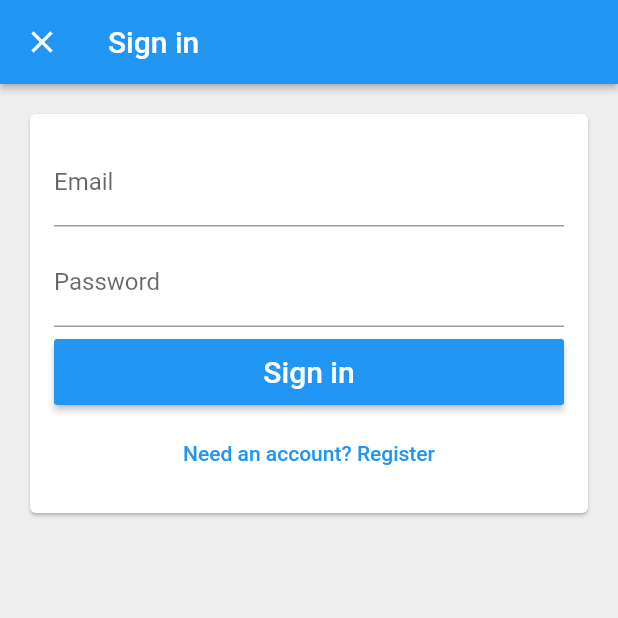
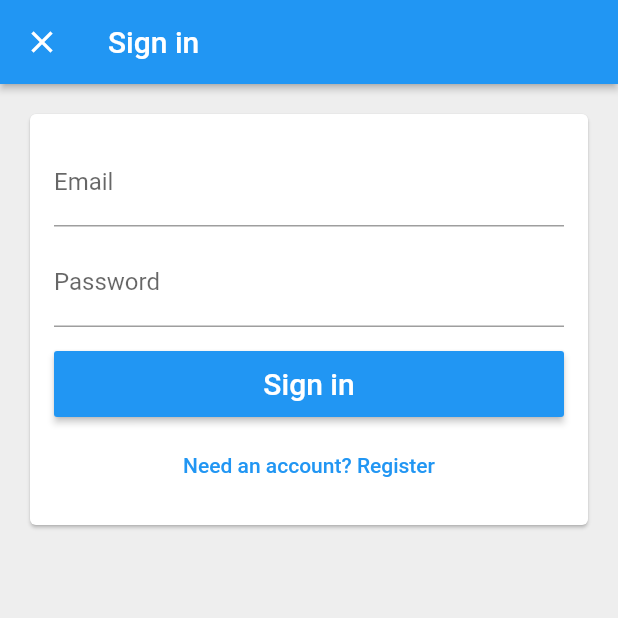
Before and after one commit to agentblythe/bethel_smallholding, a Flutter app: the screen it shows after launch, after a tap on "Sign in with Email", on a phone screen of 412 x 824 dp, the top half of it. Run offline on Flutter 3.47's test engine with Material 2 defaults, Android fonts, the phone set to English and light mode, and no system bars; our stand-ins replace firebase_auth, firebase_core, google_sign_in; missing offline and left inert: flutter_login_facebook; accounts and stored records are empty.

Commit message:
Adding the email & password authentication code (will be improved later)

```diff
--- a/lib/app/sign_in/email_sign_in_form.dart
+++ b/lib/app/sign_in/email_sign_in_form.dart
@@ -1,5 +1,6 @@
 import 'package:bethel_smallholding/common_widgets/custom_elevated_button.dart';
 import 'package:bethel_smallholding/common_widgets/form_submit_button.dart';
+import 'package:bethel_smallholding/services/auth.dart';
 import 'package:flutter/material.dart';
 
 enum EmailSignInFormType {
@@ -8,15 +9,20 @@ enum EmailSignInFormType {
 }
 
 class EmailSignInForm extends StatefulWidget {
-  const EmailSignInForm({Key? key}) : super(key: key);
+  final AuthBase auth;
+
+  const EmailSignInForm({
+    Key? key,
+    required this.auth,
+  }) : super(key: key);
 
   @override
   State<EmailSignInForm> createState() => _EmailSignInFormState();
 }
 
 class _EmailSignInFormState extends State<EmailSignInForm> {
-  TextEditingController _emailController = TextEditingController();
-  TextEditingController _passwordController = TextEditingController();
+  final TextEditingController _emailController = TextEditingController();
+  final TextEditingController _passwordController = TextEditingController();
 
   EmailSignInFormType _signInFormType = EmailSignInFormType.signIn;
 
@@ -59,7 +65,7 @@ class _EmailSignInFormState extends State<EmailSignInForm> {
         ),
         obscureText: true,
       ),
-      const SizedBox(height: 8),
+      const SizedBox(height: 16),
       FormSubmitButton(
         text: buttonText,
         callback: _submit,
--- a/lib/app/sign_in/email_sign_in_page.dart
+++ b/lib/app/sign_in/email_sign_in_page.dart
@@ -1,8 +1,14 @@
 import 'package:bethel_smallholding/app/sign_in/email_sign_in_form.dart';
+import 'package:bethel_smallholding/services/auth.dart';
 import 'package:flutter/material.dart';
 
 class EmailSignInPage extends StatelessWidget {
-  const EmailSignInPage({Key? key}) : super(key: key);
+  final AuthBase auth;
+
+  const EmailSignInPage({
+    Key? key,
+    required this.auth,
+  }) : super(key: key);
 
   @override
   Widget build(BuildContext context) {
@@ -14,7 +20,9 @@ class EmailSignInPage extends StatelessWidget {
       body: Padding(
         padding: const EdgeInsets.all(16.0),
         child: Card(
-          child: EmailSignInForm(),
+          child: EmailSignInForm(
+            auth: auth,
+          ),
         ),
       ),
       backgroundColor: Colors.grey[200],
--- a/lib/app/sign_in/sign_in_page.dart
+++ b/lib/app/sign_in/sign_in_page.dart
@@ -52,7 +52,9 @@ class SignInPage extends StatelessWidget {
     Navigator.of(context).push(
       MaterialPageRoute<void>(
         fullscreenDialog: true,
-        builder: (context) => EmailSignInPage(),
+        builder: (context) => EmailSignInPage(
+          auth: auth,
+        ),
       ),
     );
   }
```
Also changed, not shown: lib/services/auth.dart (+24 -0 lines).
